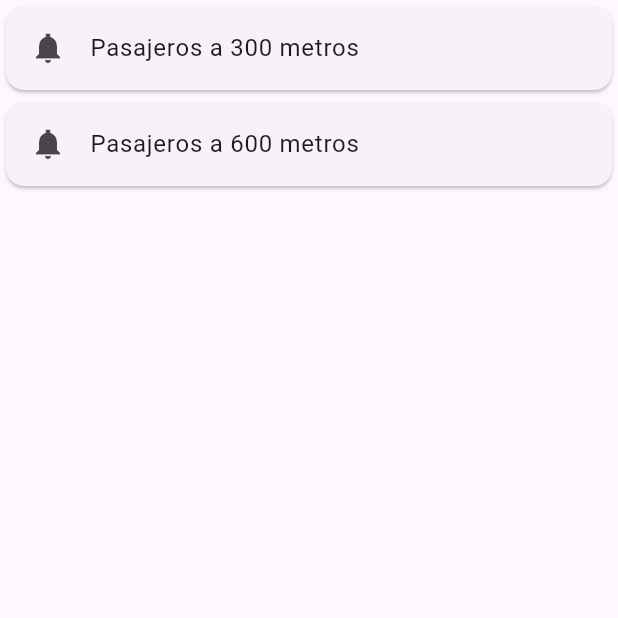
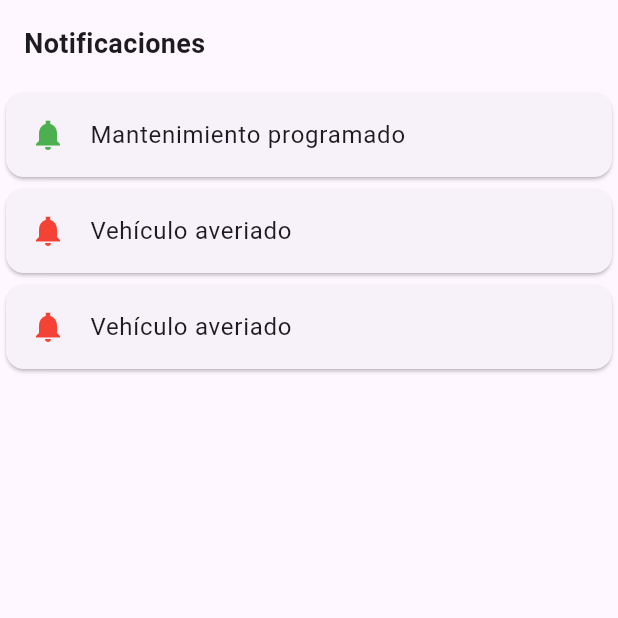
Before and after one commit to RafaelReynoso/tesis-perfil-conductor, a Flutter app: the Notifications screen opened directly, on a phone screen of 412 x 824 dp, the top half of it. Run offline on Flutter 3.47's test engine with Material 3 defaults, Android fonts, the phone set to English and light mode, and no system bars; our stand-ins replace firebase_core, firebase_database, google_maps_flutter, location; accounts and stored records are empty.

```diff
--- a/lib/pages/notifications.dart
+++ b/lib/pages/notifications.dart
@@ -5,23 +5,68 @@ class Notifications extends StatelessWidget {
 
   @override
   Widget build(BuildContext context) {
-    return const Scaffold(
-      body: Column(
-        children: <Widget>[
-          Card(
-            child: ListTile(
-              leading: Icon(Icons.notifications_sharp),
-              title: Text('Pasajeros a 300 metros'),
-            ),
+    return Scaffold(
+      body: ListView(
+        children: const <Widget>[
+          SectionTitle(title: 'Notificaciones'),
+          NotificationCard(
+            message: 'Mantenimiento programado',
+            iconColor: Colors.green,
           ),
-          Card(
-            child: ListTile(
-              leading: Icon(Icons.notifications_sharp),
-              title: Text('Pasajeros a 600 metros'),
-            ),
+          NotificationCard(
+            message: 'Vehículo averiado',
+            iconColor: Colors.red,
+          ),
+          NotificationCard(
+            message: 'Vehículo averiado',
+            iconColor: Colors.red,
           ),
         ],
       ),
     );
   }
 }
+
+class NotificationCard extends StatelessWidget {
+  final String message;
+  final Color iconColor;
+
+  const NotificationCard({
+    required this.message,
+    required this.iconColor,
+    super.key,
+  });
+
+  @override
+  Widget build(BuildContext context) {
+    return Card(
+      child: ListTile(
+        leading: Icon(
+          Icons.notifications_sharp,
+          color: iconColor,
+        ),
+        title: Text(message),
+      ),
+    );
+  }
+}
+
+class SectionTitle extends StatelessWidget {
+  final String title;
+
+  const SectionTitle({required this.title, super.key});
+
+  @override
+  Widget build(BuildContext context) {
+    return Padding(
+      padding: const EdgeInsets.all(16.0),
+      child: Text(
+        title,
+        style: const TextStyle(
+          fontSize: 18,
+          fontWeight: FontWeight.bold,
+        ),
+      ),
+    );
+  }
+}
```
Also changed, not shown: lib/pages/horario.dart (+3 -86 lines), lib/pages/map.dart (+32 -19 lines), pubspec.yaml (+9 -0 lines), pubspec.lock, 4 other files.
